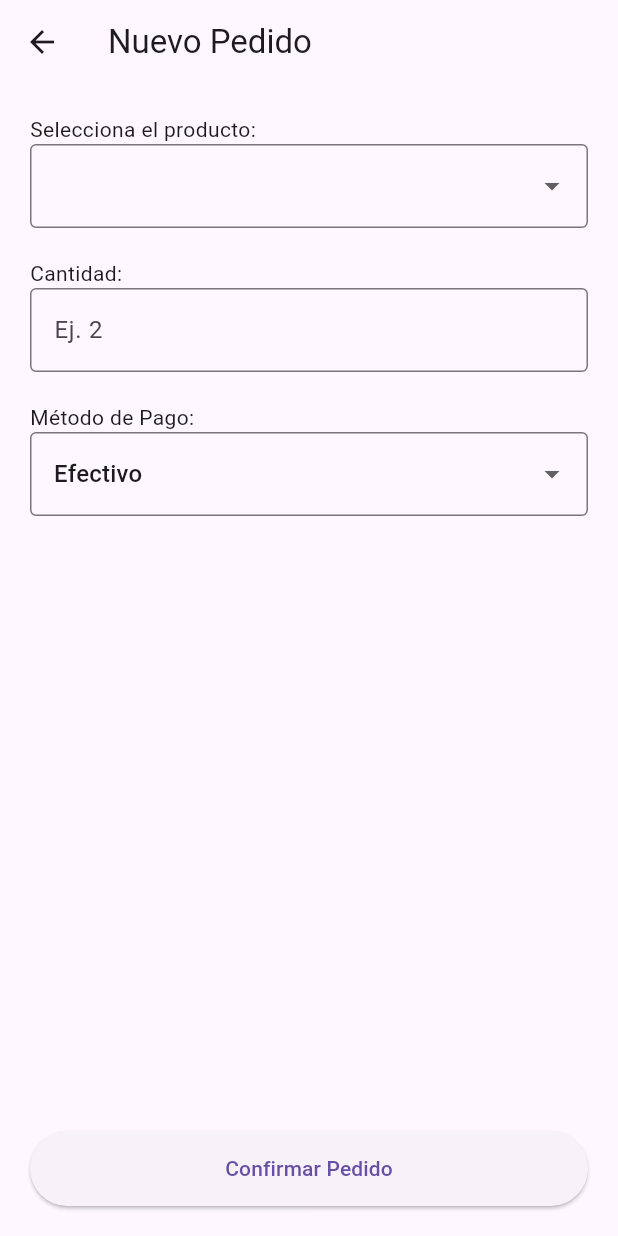
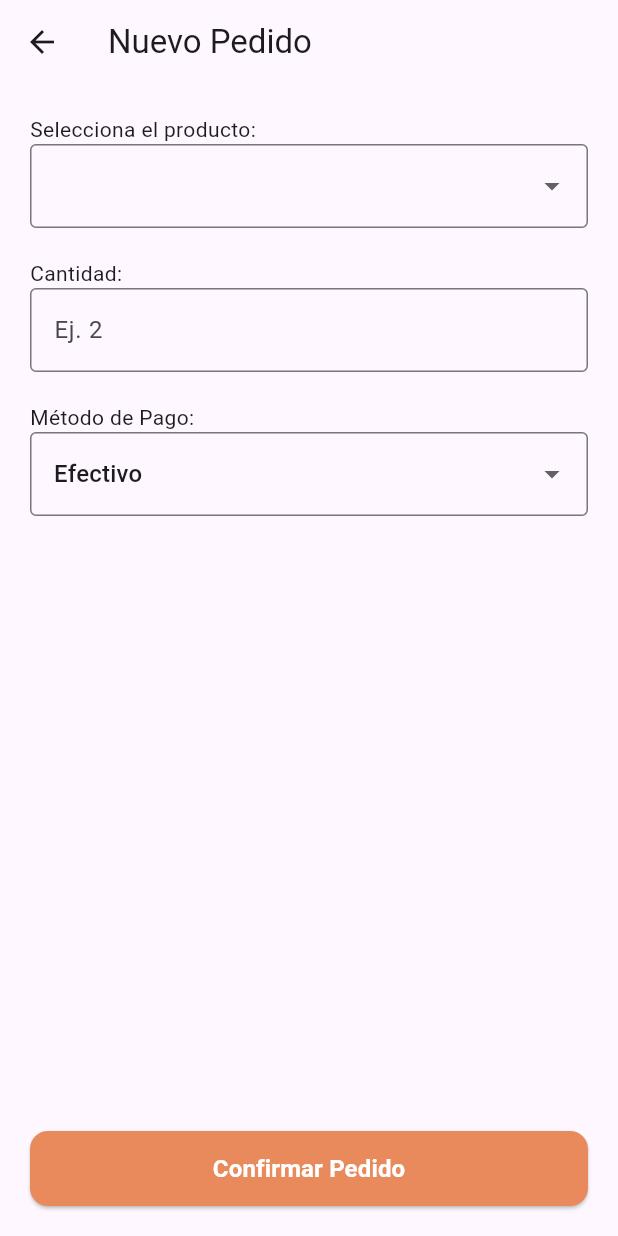
Before and after one commit to fzvercetti/Platto_Guli_Project, a Flutter app: the NewOrderPlatto screen opened directly, on a phone screen of 412 x 824 dp. Run offline on Flutter 3.47's test engine with Material 3 defaults, Android fonts, the phone set to English and light mode, and no system bars; our stand-ins replace open_filex, pdf; network calls fail.

Commit message:
actualización de apariencia ventas

```diff
--- a/lib/screens/new_order_platto.dart
+++ b/lib/screens/new_order_platto.dart
@@ -1,6 +1,8 @@
 import 'package:flutter/material.dart';
 import 'package:http/http.dart' as http;
 import 'dart:convert';
+
+const Color orangeColor = Color(0xFFE98A5C);
 
 class NewOrderPlatto extends StatefulWidget {
   const NewOrderPlatto({super.key});
@@ -105,17 +107,33 @@ class _NewOrderPlattoState extends State<NewOrderPlatto> {
 
             const Spacer(),
 
+            // Asegúrate de que orangeColor esté definido arriba en tu archivo
+            // const Color orangeColor = Color(0xFFE98A5C);
             SizedBox(
               width: double.infinity,
               height: 50,
               child: ElevatedButton(
+                style: ElevatedButton.styleFrom(
+                  backgroundColor:
+                      orangeColor, // Aquí aplicamos el color naranja
+                  foregroundColor:
+                      Colors.white, // El texto será blanco para que se vea bien
+                  shape: RoundedRectangleBorder(
+                    borderRadius: BorderRadius.circular(
+                      12,
+                    ), // Bordes redondeados para que se vea moderno
+                  ),
+                ),
                 onPressed: () {
-                  // Aquí iría tu lógica de guardado
+                  // Tu lógica para confirmar pedido aquí
                   ScaffoldMessenger.of(context).showSnackBar(
                     const SnackBar(content: Text("Pedido procesado")),
                   );
                 },
-                child: const Text("Confirmar Pedido"),
+                child: const Text(
+                  "Confirmar Pedido",
+                  style: TextStyle(fontSize: 16, fontWeight: FontWeight.bold),
+                ),
               ),
             ),
           ],
```
